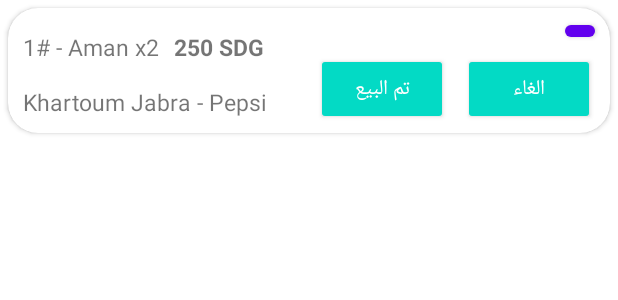
After one commit to HydroMoon/RealEstateAndroidApp, an Android app: the layout orders_accept.xml on its own in the app's theme, with its tools: preview values and no code run, on a phone screen of 412 x 824 dp. The commit adds this screen. Shown: the top 300 px of the screen. Run offline under Robolectric (Android 15) with nearby library versions, the phone set to English and light mode, and no system bars.

Commit message:
Added more fixes. Aded order list working.

```diff
--- a/app/src/main/java/com/example/realestate/RegisterActivity.java
+++ b/app/src/main/java/com/example/realestate/RegisterActivity.java
@@ -42,6 +42,7 @@ public class RegisterActivity extends AppCompatActivity {
         user.setEmail(phone.getText().toString() + "@email.com");
         user.put("name", name.getText().toString());
         user.put("phone", phone.getText().toString());
+        user.put("admim", 0);
 
         // Other fields can be set just like any other ParseObject,
         // using the "put" method, like this: user.put("attribute", "its value");
--- a/app/src/main/res/layout/item_info.xml
+++ b/app/src/main/res/layout/item_info.xml
@@ -328,7 +328,7 @@
                     android:orientation="horizontal">
 
                     <Button
-                        android:id="@+id/buy"
+                        android:id="@+id/call"
                         android:text="Call"
                         android:layout_weight="0.5"
                         android:layout_margin="1dp"
@@ -336,7 +336,7 @@
                         android:layout_height="wrap_content" />
 
                     <Button
-                        android:id="@+id/call"
+                        android:id="@+id/buy"
                         android:text="Buy"
                         android:layout_weight="0.5"
                         android:layout_margin="1dp"
--- /dev/null
+++ b/app/src/main/res/layout/orders_accept.xml
@@ -0,0 +1,99 @@
+<?xml version="1.0" encoding="utf-8"?>
+<androidx.constraintlayout.widget.ConstraintLayout xmlns:android="http://schemas.android.com/apk/res/android"
+    xmlns:app="http://schemas.android.com/apk/res-auto"
+    android:layout_width="match_parent"
+    android:layout_height="wrap_content">
+
+    <androidx.cardview.widget.CardView
+        android:id="@+id/cardView"
+        android:layout_width="0dp"
+        android:layout_height="wrap_content"
+        android:layout_margin="5dp"
+        app:cardCornerRadius="20dp"
+        app:layout_constraintBottom_toBottomOf="parent"
+        app:layout_constraintEnd_toEndOf="parent"
+        app:layout_constraintStart_toStartOf="parent"
+        app:layout_constraintTop_toTopOf="parent">
+
+        <androidx.constraintlayout.widget.ConstraintLayout
+            android:layout_width="match_parent"
+            android:layout_height="match_parent">
+
+            <TextView
+                android:id="@+id/row_title"
+                android:layout_width="wrap_content"
+                android:layout_height="wrap_content"
+                app:layout_constraintStart_toStartOf="parent"
+                app:layout_constraintTop_toTopOf="parent"
+                android:layout_marginStart="10dp"
+                android:layout_marginTop="15dp"
+                android:text="1# - Aman x2"
+                android:textSize="15sp" />
+
+            <TextView
+                android:id="@+id/row_price"
+                android:layout_width="wrap_content"
+                android:layout_height="wrap_content"
+                android:layout_marginStart="10dp"
+                android:layout_marginTop="15dp"
+                android:text="250 SDG"
+
+                android:textSize="15sp"
+                android:textStyle="bold"
+                app:layout_constraintStart_toEndOf="@id/row_title"
+                app:layout_constraintTop_toTopOf="parent" />
+
+            <TextView
+                android:id="@+id/row_loc_title"
+                android:layout_width="wrap_content"
+                android:layout_height="wrap_content"
+                app:layout_constraintStart_toStartOf="parent"
+                app:layout_constraintBottom_toBottomOf="parent"
+                android:layout_marginStart="10dp"
+                android:layout_marginBottom="10dp"
+                android:text="Khartoum Jabra - Pepsi"
+                android:textSize="15sp" />
+
+
+            <androidx.appcompat.widget.AppCompatButton
+                android:id="@+id/row_cancel_btn"
+                style="@style/Widget.AppCompat.Button.Colored"
+                android:layout_width="wrap_content"
+                android:layout_height="wrap_content"
+                android:layout_marginTop="30dp"
+                android:layout_marginEnd="10dp"
+                android:layout_marginBottom="5dp"
+                android:text="الغاء"
+                android:textAllCaps="false"
+                app:layout_constraintBottom_toBottomOf="parent"
+                app:layout_constraintEnd_toEndOf="parent"
+                app:layout_constraintTop_toTopOf="parent" />
+
+            <androidx.appcompat.widget.AppCompatButton
+                android:id="@+id/confirm_row_btn"
+                style="@style/Widget.AppCompat.Button.Colored"
+                android:layout_width="wrap_content"
+                android:layout_height="wrap_content"
+                android:layout_marginTop="30dp"
+                android:layout_marginEnd="10dp"
+                android:layout_marginBottom="5dp"
+                android:text="تم البيع"
+                android:textAllCaps="false"
+                app:layout_constraintBottom_toBottomOf="parent"
+                app:layout_constraintEnd_toStartOf="@id/row_cancel_btn"
+                app:layout_constraintTop_toTopOf="parent" />
+
+            <Button
+                android:id="@+id/idfab"
+                android:layout_width="20dp"
+                android:layout_height="20dp"
+                android:layout_marginTop="5dp"
+                android:layout_marginEnd="10dp"
+                app:layout_constraintEnd_toEndOf="parent"
+                app:layout_constraintTop_toTopOf="parent" />
+
+        </androidx.constraintlayout.widget.ConstraintLayout>
+
+    </androidx.cardview.widget.CardView>
+
+</androidx.constraintlayout.widget.ConstraintLayout>
--- a/app/src/main/res/values/colors.xml
+++ b/app/src/main/res/values/colors.xml
@@ -7,4 +7,6 @@
     <color name="teal_700">#FF018786</color>
     <color name="black">#FF000000</color>
     <color name="white">#FFFFFFFF</color>
+    <color name="ok">#00FF09</color>
+    <color name="notok">#FF0000</color>
 </resources>
--- a/app/src/main/res/values/themes.xml
+++ b/app/src/main/res/values/themes.xml
@@ -13,4 +13,8 @@
         <item name="android:statusBarColor" tools:targetApi="l">?attr/colorPrimaryVariant</item>
         <!-- Customize your theme here. -->
     </style>
+
+    <style name="AlertDiagTheme" parent="Theme.AppCompat.Dialog.Alert">
+
+    </style>
 </resources>
```
Also changed, not shown: app/src/main/java/com/example/realestate/MainActivity.java (+50 -2 lines), app/src/main/java/com/example/realestate/PropertyInfo.java (+24 -5 lines), app/src/main/java/com/example/realestate/adapters/OrdersAdapter.java (added, +140 -0 lines), app/src/main/java/com/example/realestate/models/OrderClass.java (added, +44 -0 lines), app/src/main/res/layout/orders_recycle.xml (added, +18 -0 lines), app/src/main/res/menu/menu.xml (+8 -1 lines).
